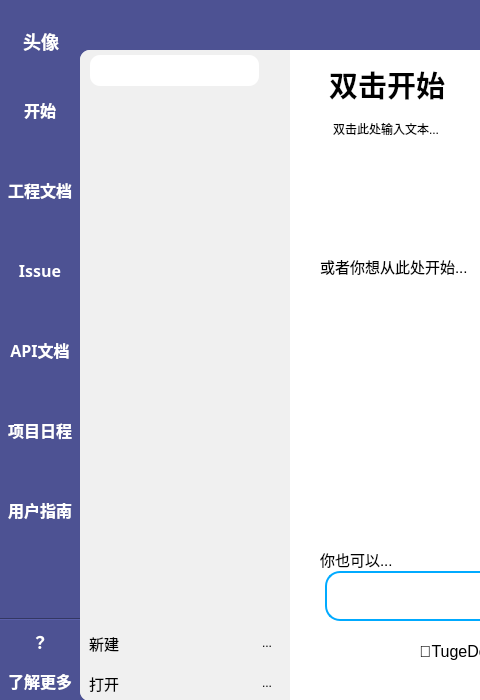
luobiwen/LDocs, file mainwindow.ui: the form before one commit; both pictures show x 0 to 480 and y 0 to 700 of the 1200 by 700 pixel window.
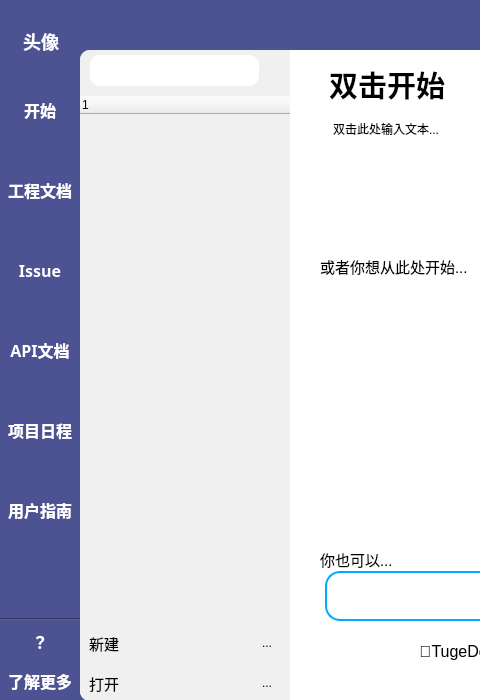
The form after the commit. Icons and pictures are not drawn.

```diff
--- a/mainwindow.ui
+++ b/mainwindow.ui
@@ -2779,7 +2779,7 @@
       </widget>
      </item>
      <item>
-      <widget class="QListWidget" name="listWidget">
+      <widget class="QTreeWidget" name="treeWidget">
        <property name="sizePolicy">
         <sizepolicy hsizetype="Fixed" vsizetype="Fixed">
          <horstretch>0</horstretch>
@@ -2801,6 +2801,11 @@
        <property name="styleSheet">
         <string notr="true">border:none;</string>
        </property>
+       <column>
+        <property name="text">
+         <string notr="true">1</string>
+        </property>
+       </column>
       </widget>
      </item>
      <item>
```
Left out of the diff: 4 changed lines with no effect on the pictures.
